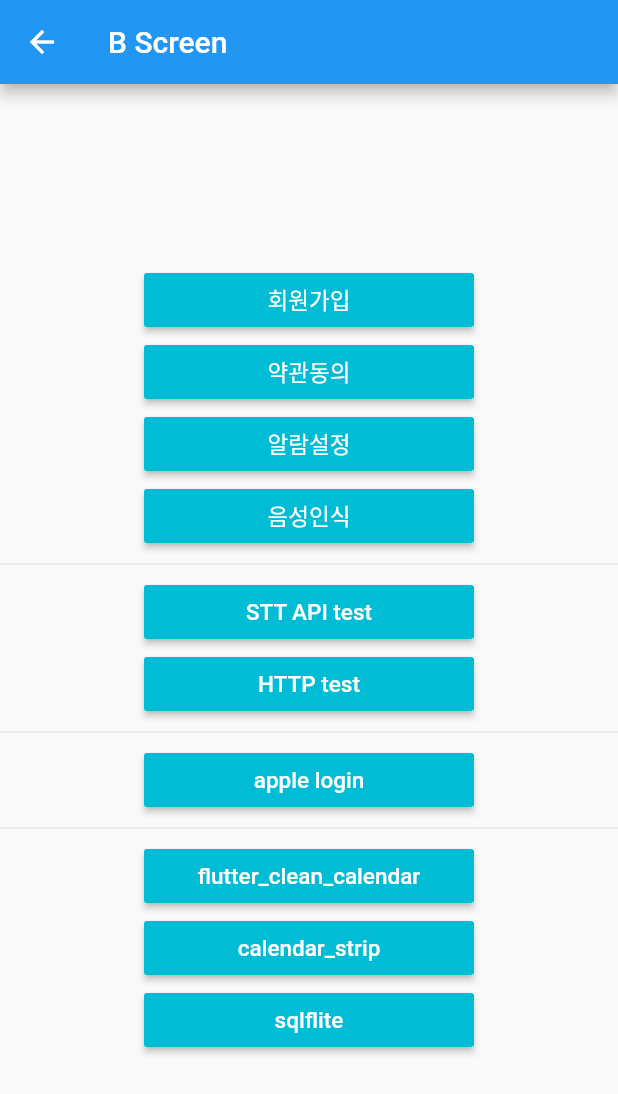
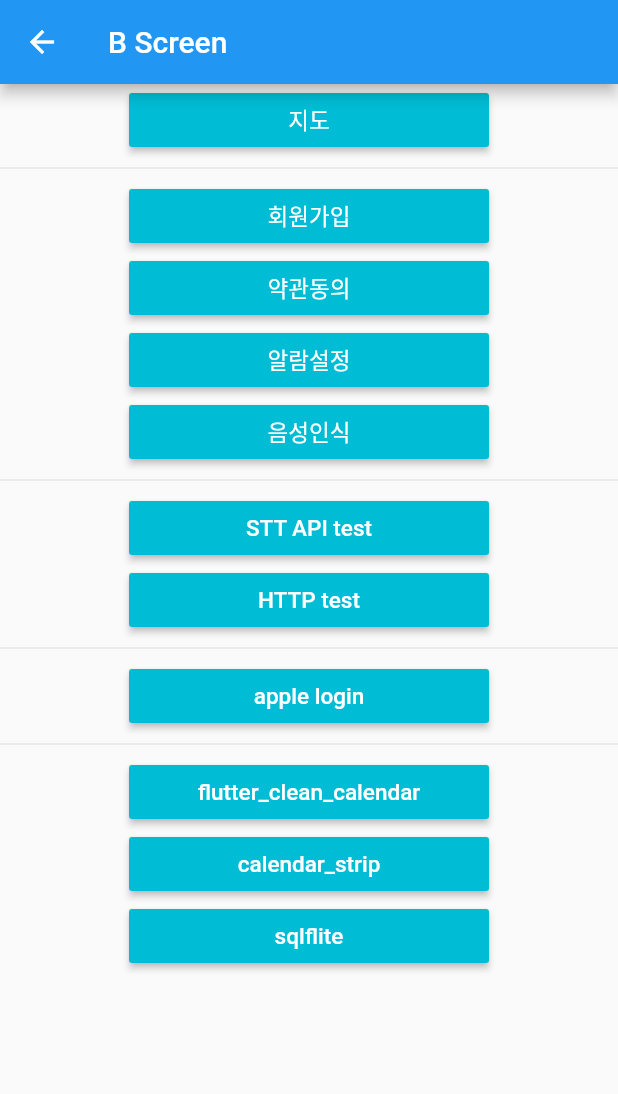
Before and after one commit to Kimsangwon0509/flutter-study, a Flutter app: the BScreen screen opened by its route, on a phone screen of 412 x 824 dp. Shown: the top 1094 px of the screen. Run offline on Flutter 3.47's test engine with Material 2 defaults, Android fonts, the phone set to English and light mode, and no system bars; our stand-ins replace camera, charts_flutter, firebase_auth, firebase_crashlytics, firebase_messaging, flutter_calendar_carousel and 11 more; missing offline and left inert: apple_sign_in, calendar_strip, flutter_clean_calendar; accounts and stored records are empty.

Commit message:
지도 pakage 검증용 화면 추가

```diff
--- a/lib/screens/b_screen.dart
+++ b/lib/screens/b_screen.dart
@@ -7,6 +7,7 @@ import 'package:flutter_study/screens/b/hm3_screen.dart';
 import 'package:flutter_study/screens/b/http_screen.dart';
 import 'package:flutter_study/screens/b/jo1_screen.dart';
 import 'package:flutter_study/screens/b/jo7_screen1.dart';
+import 'package:flutter_study/screens/b/map_list_screen.dart';
 import 'package:flutter_study/screens/b/speech_screen.dart';
 import 'package:flutter_study/screens/b/sqflite_screen.dart';
 
@@ -20,44 +21,44 @@ class BScreen extends StatelessWidget {
         title: Text('B Screen'),
       ),
       body: SafeArea(
-        child: Container(
-          child: Center(
+        child: SingleChildScrollView(
           child: Column(
-              mainAxisAlignment: MainAxisAlignment.center,
             children: [
-                _pageRouteButton(context, title: '회원가입', widget: Jo1Screen()),
-                _pageRouteButton(context, title: '약관동의', widget: Jo7Screen1()),
-                _pageRouteButton(context, title: '알람설정', widget: Hi3Screen()),
-                _pageRouteButton(context, title: '음성인식', widget: Hm3Screen()),
+              routeButtonOnPageB(context, title: '지도', widget: MapListScreen()),
               Divider(),
-                _pageRouteButton(context,
+              routeButtonOnPageB(context, title: '회원가입', widget: Jo1Screen()),
+              routeButtonOnPageB(context, title: '약관동의', widget: Jo7Screen1()),
+              routeButtonOnPageB(context, title: '알람설정', widget: Hi3Screen()),
+              routeButtonOnPageB(context, title: '음성인식', widget: Hm3Screen()),
+              Divider(),
+              routeButtonOnPageB(context,
                   title: 'STT API test', widget: MyApp()),
-                _pageRouteButton(context,
+              routeButtonOnPageB(context,
                   title: 'HTTP test', widget: HttpScreen()),
               Divider(),
-                _pageRouteButton(context,
+              routeButtonOnPageB(context,
                   title: 'apple login', widget: AppleLogin()),
               Divider(),
-                _pageRouteButton(context,
+              routeButtonOnPageB(context,
                   title: 'flutter_clean_calendar',
                   widget: FlutterCleanCalendarScreen()),
-                _pageRouteButton(context,
+              routeButtonOnPageB(context,
                   title: 'calendar_strip', widget: CalendarStripScreen()),
-                _pageRouteButton(context,
+              routeButtonOnPageB(context,
                   title: 'sqlflite', widget: SqfliteScreen()),
             ],
           ),
         ),
       ),
-      ),
     );
   }
+}
 
-  Widget _pageRouteButton(BuildContext context,
+Widget routeButtonOnPageB(BuildContext context,
         {@required String title, Widget widget}) =>
     MaterialButton(
         color: Colors.cyan,
-          minWidth: 220,
+        minWidth: 240,
         child: Text(
           title,
           style: TextStyle(color: Colors.white),
@@ -68,4 +69,3 @@ class BScreen extends StatelessWidget {
             MaterialPageRoute(builder: (context) => widget),
           );
         });
-}
```
Also changed, not shown: lib/screens/b/map_list_screen.dart (added, +25 -0 lines). Lines whose indentation alone changed are shown as unchanged.
